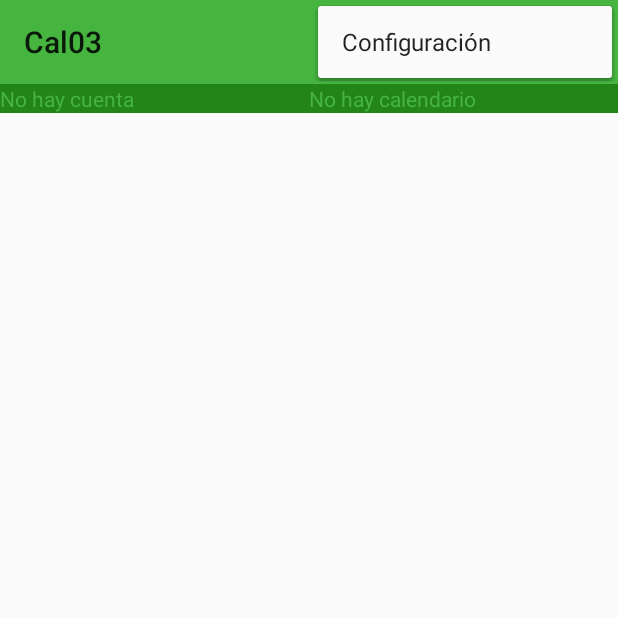
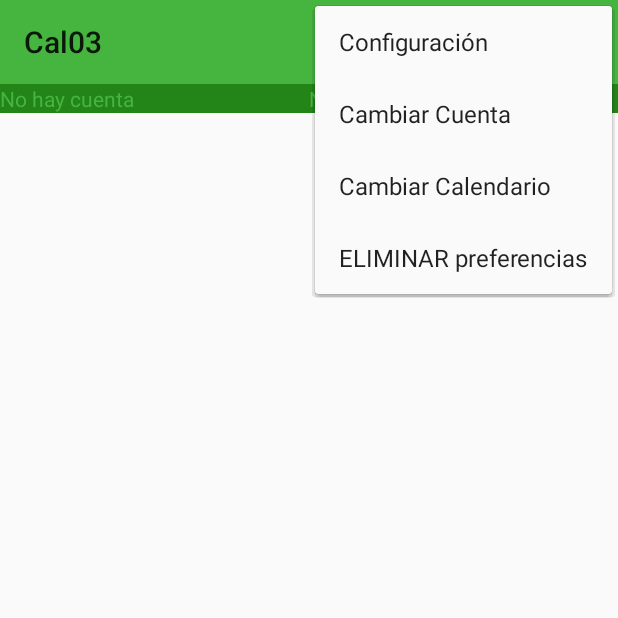
Before and after one commit to trapagual/Cal03, an Android app: the MainActivity screen opened directly, with no data from a screen before it, with the options menu open, on a phone screen of 412 x 824 dp, the top half of it. Run offline under Robolectric (Android 15) with nearby library versions, the phone set to English and light mode, and no system bars; 5 statements that could not run were skipped.

Commit message:
Listar eventos en consola

```diff
--- a/app/src/main/java/es/trapasoft/android/cal03/DialogoSelCalendario.java
+++ b/app/src/main/java/es/trapasoft/android/cal03/DialogoSelCalendario.java
@@ -89,7 +89,7 @@ public class DialogoSelCalendario extends DialogFragment {
     public void onCancel(DialogInterface dialog) {
         super.onCancel(dialog);
         //on pressing back button or touching screen outside dialog
-        Toast.makeText(getActivity(), "Diálogo de Selección cancelado", Toast.LENGTH_SHORT).show();
+        //Toast.makeText(getActivity(), "Diálogo de Selección cancelado", Toast.LENGTH_SHORT).show();
         dialog.dismiss();
     }
 
@@ -106,7 +106,7 @@ public class DialogoSelCalendario extends DialogFragment {
         // creamos un dialogo Alert normal
         AlertDialog.Builder builder = new AlertDialog.Builder(getActivity());
         // lo personalizamos con los datos que tenemos
-        builder.setTitle("Elige una cuenta")
+        builder.setTitle("Elige un calendario")
                 .setSingleChoiceItems(opciones, -1, new DialogInterface.OnClickListener() {
                     @Override
                     public void onClick(DialogInterface dialog, int which) {
--- a/app/src/main/java/es/trapasoft/android/cal03/MainActivity.java
+++ b/app/src/main/java/es/trapasoft/android/cal03/MainActivity.java
@@ -1,18 +1,10 @@
 package es.trapasoft.android.cal03;
-
-import android.Manifest;
 
 import android.content.Context;
 import android.content.SharedPreferences;
-import android.content.pm.PackageManager;
 import android.database.Cursor;
-import android.os.Build;
 import android.provider.CalendarContract;
-import android.support.v4.app.ActivityCompat;
-import android.support.v4.app.Fragment;
 import android.support.v4.app.FragmentManager;
-import android.support.v4.app.FragmentTransaction;
-import android.support.v4.content.ContextCompat;
 import android.support.v7.app.AppCompatActivity;
 import android.os.Bundle;
 import android.support.v7.widget.Toolbar;
@@ -20,37 +12,28 @@ import android.util.Log;
 import android.view.Menu;
 import android.view.MenuInflater;
 import android.view.MenuItem;
-import android.view.View;
-import android.widget.AdapterView;
-import android.widget.ArrayAdapter;
 import android.widget.Spinner;
 import android.widget.TextView;
 import android.widget.Toast;
 
-import java.io.FileDescriptor;
-import java.io.PrintWriter;
 import java.util.ArrayList;
-import java.util.List;
+import java.util.Iterator;
 import java.util.regex.Matcher;
 import java.util.regex.Pattern;
 
+import es.trapasoft.android.cal03.modelo.Cita;
 import es.trapasoft.android.cal03.modelo.CodigoValor;
-import es.trapasoft.android.cal03.modelo.DosTextos;
 
 public class MainActivity extends AppCompatActivity
         implements DialogoSelCuenta.selCuentaListener, DialogoSelCalendario.selCalendarioListener {
 
     private Toolbar toolbar;
-    private Spinner spCalendario;
-    private SpinnerAdapter adapter;
-    private ArrayList<CodigoValor> listaCalendarios;
     private CodigoValor[] arrayListaCalendarios;
-    private ArrayList<String> listaCuentas;
     private String[] arrayListaCuentas;
 
     private static long ID_CALENDARIO = 0;
     private static String NOMBRE_CALENDARIO = "";
-    private static String ID_CUENTA = null;
+    private static String NOMBRE_CUENTA = null;
 
     private TextView tvUsuario, tvCalendario;
 
@@ -66,78 +49,64 @@ public class MainActivity extends AppCompatActivity
         tvUsuario = (TextView)findViewById(R.id.tvUsuario);
         tvCalendario = (TextView)findViewById(R.id.tvCalendario);
 
-        // LEER LAS PREFERENCIAS PARA OBTENER EL ID_CUENTA
-        ID_CUENTA = leerPreferencias("ID_CUENTA");
-        if (ID_CUENTA == null || ID_CUENTA.isEmpty() || "ERROR".equals(ID_CUENTA)) {
-            // si no tengo ID_CUENTA, mostrar el dialogo para cargarla
+        // LEER LAS PREFERENCIAS PARA OBTENER EL NOMBRE_CUENTA
+        NOMBRE_CUENTA = leerPreferencias("NOMBRE_CUENTA");
+        Log.i("Cal03.NombreCuenta", "NombreCuenta es " + NOMBRE_CUENTA);
+
+        if (NOMBRE_CUENTA == null || NOMBRE_CUENTA.isEmpty() || "ERROR".equals(NOMBRE_CUENTA)) {
+            // si no tengo NOMBRE_CUENTA, mostrar el dialogo para cargarla
+            Log.i("Cal03.NombreCuenta", "NombreCuenta es " + NOMBRE_CUENTA + ". Voy a llamar al dialogo");
             mostrarDialogoPreferenciasCuenta();
         } else {
-            tvUsuario.setText("Usando cuenta: "+ID_CUENTA);
-            Toast.makeText(MainActivity.this, "ID_CUENTA: "+ID_CUENTA, Toast.LENGTH_LONG).show();
+            tvUsuario.setText("Usando cuenta: "+ NOMBRE_CUENTA);
+            //Toast.makeText(MainActivity.this, "NOMBRE_CUENTA: "+ NOMBRE_CUENTA, Toast.LENGTH_LONG).show();
         }
 
 
         // LEER LAS PREFERENCIAS PARA OBTENER EL ID_CALENDARIO
+        String tmpIdCalendario = leerPreferencias("ID_CALENDARIO");
+        if ("ERROR".equals(tmpIdCalendario)) {
+            // no hay preferencias, llamar al dialogo
+            Log.i("Cal03.CalError", "El ID_CALENDARIO es nulo o Error");
+            mostrarDialogoPreferenciasCalendario();
+        }
         try {  // si me devuelve "ERROR" va a cantar
-            ID_CALENDARIO = Long.parseLong(leerPreferencias("ID_CALENDARIO"));
+            ID_CALENDARIO = Long.parseLong(tmpIdCalendario);
             NOMBRE_CALENDARIO = leerPreferencias("NOMBRE_CALENDARIO");
             tvCalendario.setText("Usando calendario: " + NOMBRE_CALENDARIO);
             // si no existe, va a salir por el error de abajo (pq leerPreferencias() devuelve "ERROR" si no encuentra la preferencia)
         } catch (NumberFormatException e) {
             // si estoy aqui es porque me ha devuelto "ERROR"
             // pedir que se rellene la variable
-            arrayListaCalendarios = rellenaListaCalendarios(ID_CUENTA);
+            arrayListaCalendarios = rellenaListaCalendarios(NOMBRE_CUENTA);
             mostrarDialogoPreferenciasCalendario();
         }
 
 
-        /******************** SUSTITUIDO POR UN DIALOGO DE SELECCION ***********************************
-        // TODA ESTA PARTE DEL SPINNER PUEDE QUE LO SUSTITUYA POR UN DIALOGO
-        // COMO LA SELECCION DE CUENTAS, QUE VA MUY BIEN
-       // adapter = new SpinnerAdapter(this, android.R.layout.simple_spinner_dropdown_item, listaCalendarios);
-        adapter = new SpinnerAdapter(this, R.layout.spinner_una_linea, listaCalendarios);
+        // YA TENGO GRABADOS EN PREFERENCIAS Y EN LAS VARIABLES GLOBALES
+        // EL NOMBRE DE LA CUENTA Y EL CODIGO DEL CALENDARIO QUE VAMOS A USAR
+
+        // RECUPERAR EVENTOS
+        ArrayList listaCitas = UtilCalendar.leerEventosCalendario(this, ID_CALENDARIO);
+
+        // debug: pintarlo en pantalla a ver que sale
+        Iterator it = listaCitas.iterator();
+        while(it.hasNext()) {
+            Cita evento = (Cita) it.next();
+            Log.i("Cal03.ListaCitas", evento.getNombrePaciente() +" / " + evento.getFechaHoraAsString(evento.getFhInicio()) + "->" + evento.getFechaHoraAsString(evento.getFhFin()));
+        }
 
 
-        spCalendario = (Spinner) findViewById(R.id.spCalendario);
-        spCalendario.setPrompt("Selecciona un calendario...");
-        spCalendario.setAdapter(adapter);
-        // esto no hace nada, pero ponerlo en el XML, si: android:spinnerMode="dialog"
-        // y se ve el prompt como cabecera del dialogo
-        if (Build.VERSION.SDK_INT >= Build.VERSION_CODES.JELLY_BEAN_MR2) {
-            spCalendario.setLayoutMode(Spinner.MODE_DIALOG);
-        }
-        // esto es para que se vea el prompt --> NO SE MUESTRA
-        adapter.setDropDownViewResource(android.R.layout.simple_spinner_dropdown_item);
 
-        // You can create an anonymous listener to handle the event when is selected an spinner item
-        spCalendario.setOnItemSelectedListener(new AdapterView.OnItemSelectedListener() {
-
-            @Override
-            public void onItemSelected(AdapterView<?> adapterView, View view,
-                                       int position, long id) {
-                // Here you get the current item (a User object) that is selected by its position
-                CodigoValor objeto = adapter.getItem(position);
-                // aqui puedo rellenar el id del calendario seleccionado
-                ID_CALENDARIO = objeto.getCodigo();
-                NOMBRE_CALENDARIO = objeto.getValor();
-                // Here you can do the action you want to...
-                Toast.makeText(MainActivity.this, "ID: " + objeto.getCodigo() + " Name: " + objeto.getValor(), Toast.LENGTH_SHORT).show();
-            }
-            @Override
-            public void onNothingSelected(AdapterView<?> adapter) {  }
-        });
-        **************** FIN SUSTITUIDO POR UN DIALOGO DE SELECCION **********************/
 
     }
 
 
     // *********************************** GESTION DE DIALOGOS **************************************
     private void mostrarDialogoPreferenciasCalendario() {
-        // primero consulto las distintas cuentas a que pertenecen los calendarios
-        // configurados por el usuario
 
         // inicializar campo para la lista
-        arrayListaCalendarios = rellenaListaCalendarios(ID_CUENTA);
+        arrayListaCalendarios = rellenaListaCalendarios(NOMBRE_CUENTA);
         // ya tengo la lista ahora
         // llamamos al fragmentmanager
         FragmentManager fm = getSupportFragmentManager();
@@ -146,55 +115,28 @@ public class MainActivity extends AppCompatActivity
             DialogoSelCalendario dial = DialogoSelCalendario.newInstance(arrayListaCalendarios);
             dial.show(fm, "tagListaCalendarios");
         } else {
-            Toast.makeText(MainActivity.this, "NO HAY LISTA DE CALENDARIOS PARA LA CUENTA "+ID_CUENTA, Toast.LENGTH_SHORT).show();
-            finish();
+            Toast.makeText(MainActivity.this, "NO HAY LISTA DE CALENDARIOS PARA LA CUENTA "+ NOMBRE_CUENTA, Toast.LENGTH_SHORT).show();
+            //finish();
         }
 
     }
 
     private void mostrarDialogoPreferenciasCuenta() {
 
-        // inicializar campo para la lista
-        listaCalendarios = new ArrayList<>();
+        arrayListaCuentas = rellenaListaCuentas();
 
-        String[] consulta = new String[] {
-                // solo quiero los nombres de cuenta
-                CalendarContract.Calendars.ACCOUNT_NAME
-        };
-        // de los calendarios visibles
-        String where = CalendarContract.Calendars.VISIBLE + " = 1";
-        // ordenados alfabeticamente
-        String orderby = CalendarContract.Calendars.ACCOUNT_NAME + " ASC";
-
-        Cursor cursor =
-                getContentResolver().
-                        query(CalendarContract.Calendars.CONTENT_URI,
-                                consulta,
-                                where,
-                                null,
-                                orderby);
-        if (cursor != null) {
-            if (cursor.moveToFirst()) {
-                do {
-                    String nombre = cursor.getString(0);
-                    // si el nombre no esta en el array
-                    if (!listaCuentas.contains(nombre)) {
-                        // lo añado
-                        listaCuentas.add(nombre);
-                    }
-                } while (cursor.moveToNext());
-
-                // necesito un String[]
-                arrayListaCuentas = listaCuentas.toArray(new String[listaCuentas.size()]);
-                // ya tengo la lista ahora
-                // llamamos al fragmentmanager
-                FragmentManager fm = getSupportFragmentManager();
-                // DialogoSelCuenta dial = new DialogoSelCuenta();
-                DialogoSelCuenta dial = DialogoSelCuenta.newInstance(arrayListaCuentas);
-                dial.show(fm, "tagSelCuenta");
-            } // fin moveToFirst
-        } // fin != null
-
+        Log.i("Cal03.mostrarDCuenta", "arrayListaCuentas tiene " + arrayListaCuentas.length);
+        // ya tengo la lista ahora
+        // llamamos al fragmentmanager
+        FragmentManager fm = getSupportFragmentManager();
+        if (arrayListaCuentas == null || arrayListaCuentas.length == 0) {
+            Toast.makeText(MainActivity.this, "NO HAY LISTA DE CUENTAS", Toast.LENGTH_SHORT).show();
+            finish();
+        } else {
+            Log.i("Cal03.mostrarDCuenta", "Llamo al dialogo de cuentas");
+            DialogoSelCuenta dial = DialogoSelCuenta.newInstance(arrayListaCuentas);
+            dial.show(fm, "tagSelCuenta");
+        }
     }
     /*
         Funcion callback para recibir las pulsaciones de boton del fragmento dialogo
@@ -215,15 +157,17 @@ public class MainActivity extends AppCompatActivity
     @Override
     public void onDialogoSelCuentaClick(int i) {
         // relleno el campo de clase con el nombre
-        ID_CUENTA = arrayListaCuentas[i];
-        if (validarCuenta(ID_CUENTA)) {
-            tvUsuario.setText(ID_CUENTA);
+        NOMBRE_CUENTA = arrayListaCuentas[i];
+        if (validarCuenta(NOMBRE_CUENTA)) {
+            tvUsuario.setText(NOMBRE_CUENTA);
             // guardar las preferencias
-            guardarPreferencias("ID_CUENTA", ID_CUENTA);
-            Toast.makeText(MainActivity.this, "MainActivity: Cuenta seleccionada:" + ID_CUENTA, Toast.LENGTH_SHORT).show();
+            guardarPreferencias("NOMBRE_CUENTA", NOMBRE_CUENTA);
+            // si cambiamos la cuenta, tenemos que cambiar el calendario
+            mostrarDialogoPreferenciasCalendario();
+            //Toast.makeText(MainActivity.this, "MainActivity: Cuenta seleccionada:" + NOMBRE_CUENTA, Toast.LENGTH_SHORT).show();
         } else { // si la cuenta no es un correo valido, avisamos y nos vamos: no podemos hacer nada
-            tvUsuario.setText("CUENTA INVÁLIDA " + ID_CUENTA);
-            Toast.makeText(MainActivity.this, "La cuenta de calendario no es válida." + ID_CUENTA, Toast.LENGTH_LONG).show();
+            tvUsuario.setText("CUENTA INVÁLIDA " + NOMBRE_CUENTA);
+            Toast.makeText(MainActivity.this, "La cuenta de calendario no es válida." + NOMBRE_CUENTA, Toast.LENGTH_LONG).show();
             Log.e("Cal03.MainActivity", "EL CORREO NO ES VALIDO", new Exception("EL USUARIO NO HA RELLENADO EL CORREO"));
             finish();
         }
@@ -248,6 +192,71 @@ public class MainActivity extends AppCompatActivity
 
     }
 
+    /**
+     * Este es un metodo de debug
+     * que borra las preferencias para probar que se recrean correctamente
+     * No utilizar en producción
+     */
+    private void borrarPreferencias(){
+        SharedPreferences settings = getSharedPreferences("Cal03Prefs", Context.MODE_PRIVATE);
+        settings.edit().clear().commit();
+    }
+
+
+
+    /**
+     * Rellena un array de Strings
+     * @return una lista de los nombres de cuenta diferentes que tienen calendarios activos
+     */
+    private String[] rellenaListaCuentas() {
+
+        ArrayList<String> lista = new ArrayList<>();
+        String[] arrayLista;
+
+        String[] consulta = new String[]{
+                // solo quiero los nombres de cuenta
+                CalendarContract.Calendars.ACCOUNT_NAME
+        };
+        // de los calendarios visibles
+        String where = CalendarContract.Calendars.VISIBLE + " = 1";
+        // ordenados alfabeticamente
+        String orderby = CalendarContract.Calendars.ACCOUNT_NAME + " ASC";
+
+        Cursor cursor =
+                getContentResolver().
+                        query(CalendarContract.Calendars.CONTENT_URI,
+                                consulta,
+                                where,
+                                null,
+                                orderby);
+        if (cursor != null) {
+            if (cursor.moveToFirst()) {
+                int contador = 0;
+                do {
+                    String nombre = cursor.getString(0);
+                    Log.i("Cal03.PrefCuenta", "" + contador++ + ":" + nombre);
+                    // si el nombre no esta en el array
+                    if (!lista.contains(nombre)) {
+                        // lo añado
+                        Log.i("Cal03.PrefCuenta", "Voy a añadir:" + nombre);
+                        lista.add(nombre);
+                    }
+                } while (cursor.moveToNext());
+
+                // necesito un String[]
+                arrayLista = lista.toArray(new String[lista.size()]);
+                return arrayLista;
+            }
+        }
+        return null;
+    }
+    /**
+     * Rellena una lista de calendarios
+     * que pertenezcan al idCuenta
+     *
+     * @param idCuenta
+     * @return un array de objetos CodigoValor
+     */
     private CodigoValor[] rellenaListaCalendarios(String idCuenta) {
 
         ArrayList<CodigoValor> lista = new ArrayList<CodigoValor>();
@@ -260,13 +269,18 @@ public class MainActivity extends AppCompatActivity
                         CalendarContract.Calendars.ACCOUNT_NAME,
                         CalendarContract.Calendars.ACCOUNT_TYPE};
         // convierto el parametro que me pasan a String[]
+        // solo quiero los que es propietario, no todos los que tenga
+        // configurados, pq si no son suyos no puedo hacer nada con ellos
+        // por eso OWNER_ACCOUNT=?
         String[] parametros =
-                new String[]{idCuenta};
+                new String[]{idCuenta, idCuenta};
             Cursor calCursor =
                     getContentResolver().
                             query(CalendarContract.Calendars.CONTENT_URI,
                                     projection,
-                                    "(" + CalendarContract.Calendars.VISIBLE + " = 1) AND (" + CalendarContract.Calendars.ACCOUNT_NAME + "= ?)",
+                                    "(" + CalendarContract.Calendars.VISIBLE + " = 1) AND ("
+                                            + CalendarContract.Calendars.ACCOUNT_NAME + "= ?) AND ("
+                                            + CalendarContract.Calendars.OWNER_ACCOUNT+ "= ?)",
                                     parametros,
                                     CalendarContract.Calendars.NAME + " ASC");
 
@@ -287,11 +301,6 @@ public class MainActivity extends AppCompatActivity
         return null;
     }
 
-
-    private void rellenarSpinner(ArrayList<CodigoValor> lista, SpinnerAdapter adapter) {
-        spCalendario.setPrompt("Selecciona un calendario...");
-        spCalendario.setAdapter(adapter);
-    }
 
     private void crearToolbar() {
         toolbar = (Toolbar) findViewById(R.id.app_bar);
@@ -319,6 +328,9 @@ public class MainActivity extends AppCompatActivity
                 //display in short period of time
                 Toast.makeText(getApplicationContext(), "Has pulsado SIGUIENTE", Toast.LENGTH_SHORT).show();
                 return true;
+            case R.id.mnu_borrar_preferencias:
+                borrarPreferencias();
+                return true;
             /* otros casos
             case R.id.help:
                 showHelp();
@@ -339,6 +351,9 @@ public class MainActivity extends AppCompatActivity
      * @return true si lo cumple, false si no
      */
     private boolean validarCuenta(String email) {
+
+        Log.i("Cal03.validarCuenta", "He recibido ["+email+"]");
+
         String PATTERN_EMAIL = "^[_A-Za-z0-9-\\+]+(\\.[_A-Za-z0-9-]+)*@"
                 + "[A-Za-z0-9-]+(\\.[A-Za-z0-9]+)*(\\.[A-Za-z]{2,})$";
 
--- /dev/null
+++ b/app/src/main/java/es/trapasoft/android/cal03/UtilCalendar.java
@@ -0,0 +1,99 @@
+package es.trapasoft.android.cal03;
+
+import android.content.Context;
+import android.database.Cursor;
+import android.net.Uri;
+import android.util.Log;
+
+import java.text.SimpleDateFormat;
+import java.util.ArrayList;
+import java.util.Calendar;
+import java.util.Date;
+
+import es.trapasoft.android.cal03.modelo.Cita;
+
+/**
+ * Clase para los metodos de utilidad del calendario
+ * Created by Administrador on 12/02/2016.
+ */
+public class UtilCalendar {
+
+    /**
+     * Lee TODOS los eventos del calendario id_calendario
+     *
+     * Falta filtrar fechadesde, fechahasta
+     *
+     * @param context
+     * @param id_calendario
+     * @return un ArrayList de objetos Cita
+     */
+    public static ArrayList<Cita> leerEventosCalendario(Context context, long id_calendario) {
+
+
+        /* para hacerlo con filtros de fechas
+        Uri content = Uri.parse("content://com.android.calendar/events");
+        String[] vec = new String[] { "calendar_id", "title", "description", "dtstart", "dtend", "allDay", "eventLocation" };
+        String selectionClause = "(dtstart >= ? AND dtend <= ?) OR (dtstart >= ? AND allDay = ?)";
+        String[] selectionsArgs = new String[]{"" + dtstart, "" + dtend, "" + dtstart, "1"};
+
+        ContentResolver contentResolver = context.getContentResolver();
+           Cursor cursor = contentResolver.query(content, vec, selectionClause, selectionsArgs, null);
+         */
+        ArrayList<Cita> listaCitas = new ArrayList<>();
+
+        Cursor cursor = context.getContentResolver()
+                .query(
+                        Uri.parse("content://com.android.calendar/events"),
+                        new String[] {
+                                "calendar_id",  //0
+                                "title",        //1
+                                "description",  //2
+                                "dtstart",      //3
+                                "dtend",        //4
+                                "eventLocation" //5
+                                },
+                        null,
+                        null,
+                        null);
+
+
+        if (cursor.moveToFirst()) {
+            do {
+                Cita cita = new Cita();
+                cita.setNombrePaciente(cursor.getString(1));
+                cita.setObservaciones(cursor.getString(2));
+                cita.setFhInicio(getDateAsDate(cursor.getString(3)));
+                cita.setFhFin(getDateAsDate(cursor.getString(4)));
+                listaCitas.add(cita);
+            } while (cursor.moveToNext());
+
+            return listaCitas;
+        } else {
+            Log.e("Cal03.leerEventos", "No hay eventos en el calendario");
+            return null;
+        }
+
+
+
+    }
+
+    public static Date getDateAsDate(String segundos) {
+        if (segundos != null && !segundos.isEmpty()) {
+            Long milliSeconds = Long.parseLong(segundos);
+            return new Date(milliSeconds);
+        } else {
+            return null;
+        }
+    }
+    public static Date getDateAsDate(long milliSeconds) {
+        return new Date(milliSeconds);
+    }
+
+    public static String getDateAsString(long milliSeconds) {
+        SimpleDateFormat formatter = new SimpleDateFormat(
+                "dd/MM/yyyy hh:mm:ss");
+        Calendar calendar = Calendar.getInstance();
+        calendar.setTimeInMillis(milliSeconds);
+        return formatter.format(calendar.getTime());
+    }
+}
--- a/app/src/main/res/menu/menu_main.xml
+++ b/app/src/main/res/menu/menu_main.xml
@@ -10,4 +10,17 @@
         android:icon="@android:drawable/ic_media_play"
         android:title="@string/mnu_next"
         app:showAsAction="ifRoom"/>
+    <item android:id="@+id/mnu_cambiar_cuenta"
+        android:icon="@android:drawable/ic_menu_my_calendar"
+        android:title="@string/mnu_cambiar_cuenta"
+        app:showAsAction="never"/>
+    <item android:id="@+id/mnu_cambiar_calendario"
+        android:icon="@android:drawable/ic_menu_my_calendar"
+        android:title="@string/mnu_cambiar_calendario"
+        app:showAsAction="never"/>
+    <item android:id="@+id/mnu_borrar_preferencias"
+        android:icon="@android:drawable/ic_delete"
+        android:title="@string/mnu_borrar_preferencias"
+        app:showAsAction="never"/>
+
 </menu>
--- a/app/src/main/res/values/strings.xml
+++ b/app/src/main/res/values/strings.xml
@@ -9,4 +9,7 @@
     <string name="calendario">No hay calendario</string>
     <string name="hintUsuario">Cuenta de Usuario</string>
     <string name="hintCalendario">Calendario</string>
+    <string name="mnu_cambiar_calendario">Cambiar Calendario</string>
+    <string name="mnu_cambiar_cuenta">Cambiar Cuenta</string>
+    <string name="mnu_borrar_preferencias">ELIMINAR preferencias</string>
 </resources>
```
Also changed, not shown: app/src/main/java/es/trapasoft/android/cal03/SpinnerAdapter.java (deleted, +0 -70 lines), app/src/main/java/es/trapasoft/android/cal03/modelo/Cita.java (+65 -0 lines), app/src/main/res/layout/spinner_dos_lineas.xml (deleted, +0 -23 lines), app/src/main/res/layout/spinner_una_linea.xml (deleted, +0 -8 lines).
